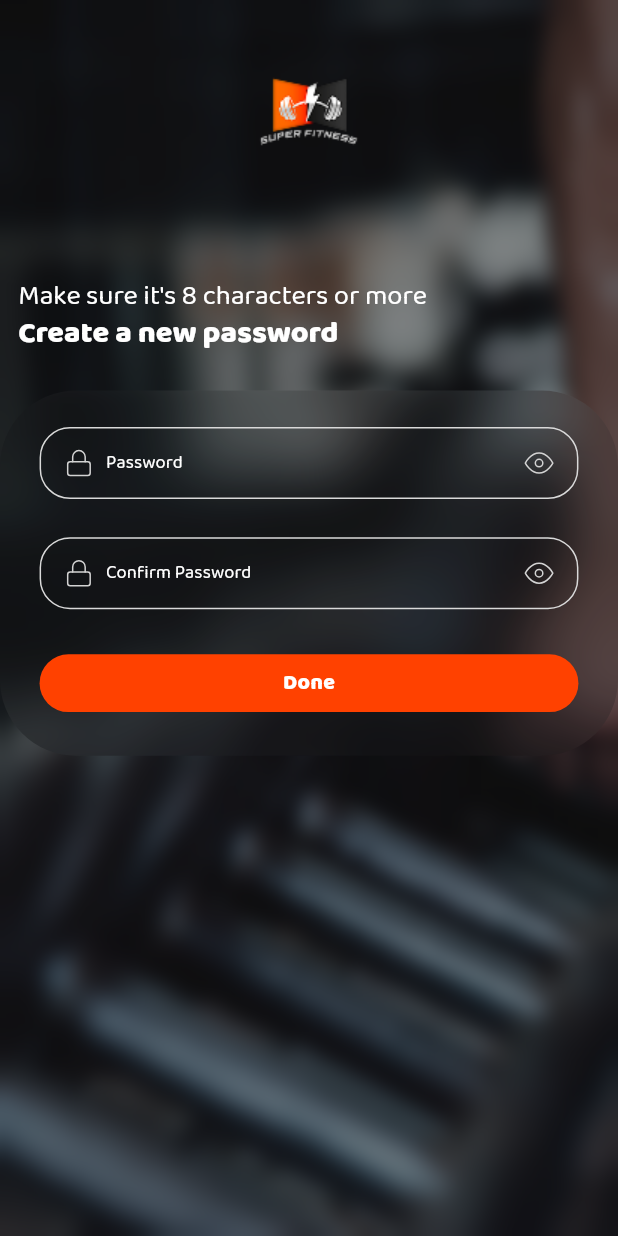
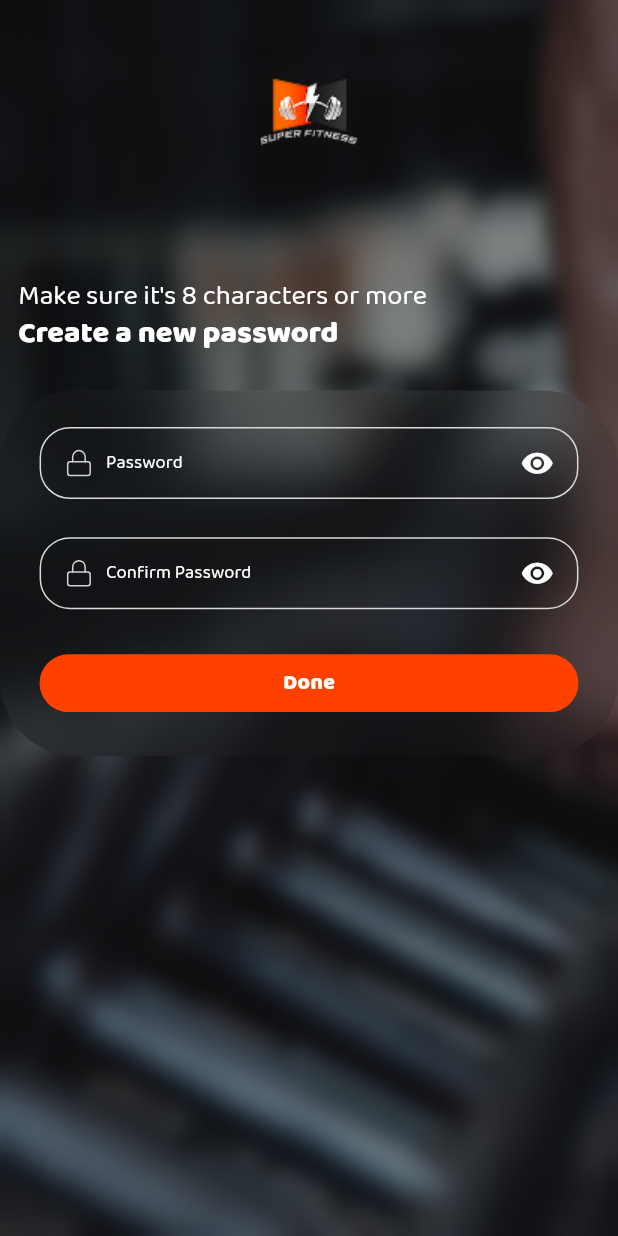
Before and after one commit to 0Elevate0/fitness-app, a Flutter app: the ResetPasswordView screen opened directly with empty values, on a phone screen of 412 x 824 dp. Run offline on Flutter 3.47's test engine with Material 3 defaults, Android fonts, the phone set to English and light mode, and no system bars; our stand-ins replace another_flushbar, connectivity_plus, dio, easy_localization, equatable, firebase_core and 12 more; accounts and stored records are empty; generated files the repository leaves out were written again.

Commit message:
chore: applied all required updates

```diff
--- a/lib/api/data_source/reset_password/remote_data_sourse/remote_data_sourse_impl.dart
+++ b/lib/api/data_source/reset_password/remote_data_source/remote_data_source_impl.dart
@@ -2,7 +2,7 @@ import 'package:fitness_app/api/client/api_client.dart';
 import 'package:fitness_app/api/client/api_result.dart';
 import 'package:fitness_app/api/requests/request_mapper.dart';
 import 'package:fitness_app/api/responses/reset_password_response/reset_password_response.dart';
-import 'package:fitness_app/data/data_source/reset_password/remote_data_sourse/remote_data_sourse.dart';
+import 'package:fitness_app/data/data_source/reset_password/remote_data_source/remote_data_source.dart';
 import 'package:fitness_app/domain/entities/requests/reset_password_request/reset_password_request_entity.dart';
 import 'package:injectable/injectable.dart';
 
--- a/lib/api/requests/forget_password_request/forget_password_request_model.dart
+++ b/lib/api/requests/forget_password_request/forget_password_request_model.dart
@@ -7,9 +7,7 @@ class ForgetPasswordRequestModel {
   @JsonKey(name: "email")
   final String? email;
 
-  ForgetPasswordRequestModel ({
-    this.email,
-  });
+  ForgetPasswordRequestModel({this.email});
 
   factory ForgetPasswordRequestModel.fromJson(Map<String, dynamic> json) {
     return _$ForgetPasswordRequestModelFromJson(json);
--- a/lib/api/requests/reset_password_request/reset_password_request_model.dart
+++ b/lib/api/requests/reset_password_request/reset_password_request_model.dart
@@ -9,10 +9,7 @@ class ResetPasswordRequestModel {
   @JsonKey(name: "newPassword")
   final String? newPassword;
 
-  ResetPasswordRequestModel ({
-    this.email,
-    this.newPassword,
-  });
+  ResetPasswordRequestModel({this.email, this.newPassword});
 
   factory ResetPasswordRequestModel.fromJson(Map<String, dynamic> json) {
     return _$ResetPasswordRequestModelFromJson(json);
--- a/lib/core/constants/app_images.dart
+++ b/lib/core/constants/app_images.dart
@@ -1,6 +1,5 @@
 abstract final class AppImages {
-  static const String onboardingBackground =
-      "assets/images/onboarding_background.jpg";
+  static const String onboardingBackground = "assets/images/onboarding_background.jpg";
   static const String onboarding1 = "assets/images/onboarding_1.png";
   static const String fitLogo ="assets/images/fit_logo.png";
   static const String forgetPassword = "assets/images/forgetPassword.png";
--- a/lib/data/repositories/reset_password/reset_password_repository_impl.dart
+++ b/lib/data/repositories/reset_password/reset_password_repository_impl.dart
@@ -1,6 +1,6 @@
 import 'package:fitness_app/api/client/api_result.dart';
 import 'package:fitness_app/api/responses/reset_password_response/reset_password_response.dart';
-import 'package:fitness_app/data/data_source/reset_password/remote_data_sourse/remote_data_sourse.dart';
+import 'package:fitness_app/data/data_source/reset_password/remote_data_source/remote_data_source.dart';
 import 'package:fitness_app/domain/entities/requests/reset_password_request/reset_password_request_entity.dart';
 import 'package:fitness_app/domain/repositories/reset_password/reset_password_repository.dart';
 import 'package:injectable/injectable.dart';
--- a/lib/presentation/auth/forget_password/views/widgets/build_container.dart
+++ b/lib/presentation/auth/forget_password/views/widgets/build_container.dart
@@ -29,6 +29,7 @@ class BuildContainer extends StatelessWidget {
             mainAxisAlignment: MainAxisAlignment.spaceBetween,
             children: [
               CustomTextFormField(
+                keyboardType: TextInputType.emailAddress,
                 validator: (value) =>
                     Validations.emailValidation(email: value),
                 controller: cubit.emailController,
--- a/lib/presentation/auth/forget_password/views_model/forget_password_state.dart
+++ b/lib/presentation/auth/forget_password/views_model/forget_password_state.dart
@@ -12,11 +12,11 @@ class ForgetPasswordState extends Equatable {
   });
 
   ForgetPasswordState copyWith({
-    StateStatus<void>? status,
+    StateStatus<void>? forgetPasswordState,
     AutovalidateMode? autoValidateMode,
   }) {
     return ForgetPasswordState(
-      forgetPasswordState: status ?? forgetPasswordState,
+      forgetPasswordState: forgetPasswordState  ?? this.forgetPasswordState,
       autoValidateMode: autoValidateMode ?? this.autoValidateMode,
     );
   }
--- a/lib/presentation/auth/reset_password/views/reset_password_view.dart
+++ b/lib/presentation/auth/reset_password/views/reset_password_view.dart
@@ -1,3 +1,4 @@
+import 'package:fitness_app/core/constants/app_images.dart';
 import 'package:fitness_app/core/di/di.dart';
 import 'package:fitness_app/presentation/auth/reset_password/views/widgets/reset_password_body_view.dart';
 import 'package:fitness_app/presentation/auth/reset_password/views_model/reset_password_cubit.dart';
@@ -14,8 +15,17 @@ class ResetPasswordView extends StatelessWidget {
     return BlocProvider
       (create: (_) => getIt.get<ResetPasswordCubit>()
       ..doIntent(InitResetPasswordFormIntent()),
-    child: Scaffold(body: ResetPasswordBodyView(email: email,),
-      resizeToAvoidBottomInset: false,
+    child: Container(
+      decoration: const BoxDecoration(
+        image: DecorationImage(
+          image: AssetImage(AppImages.forgetPassword),
+          fit: BoxFit.cover,
+        ),
+      ),
+      child: Scaffold(body: ResetPasswordBodyView(email: email,),
+        backgroundColor: Colors.transparent,
+        resizeToAvoidBottomInset: false,
+      ),
     ),
     );
   }
--- a/lib/presentation/auth/reset_password/views/widgets/build_form_continar.dart
+++ b/lib/presentation/auth/reset_password/views/widgets/build_form_continar.dart
@@ -21,6 +21,8 @@ class BuildFormContainer extends StatelessWidget {
 
   @override
   Widget build(BuildContext context) {
+    final theme = Theme.of(context);
+
     final cubit = BlocProvider.of<ResetPasswordCubit>(context);
     return BlocBuilder<ResetPasswordCubit, ResetPasswordState>(
       builder: (BuildContext context, state) {
@@ -29,7 +31,7 @@ class BuildFormContainer extends StatelessWidget {
             padding: const EdgeInsets.only(left: 10, right: 10),
             child: Form(
               key: cubit.formKey,
-              autovalidateMode: cubit.state.autoValidateMode,
+              autovalidateMode: state.autoValidateMode,
               child: Column(
                 mainAxisAlignment: MainAxisAlignment.spaceBetween,
                 children: [
@@ -41,10 +43,10 @@ class BuildFormContainer extends StatelessWidget {
                     prefixIcon: SvgPicture.asset(AppIcons.passwordLock),
                     suffixIcon: GestureDetector(
                       onTap: () => cubit.doIntent(TogglePasswordVisibility()),
-                      child: SvgPicture.asset(
-                        state.isPasswordVisible
-                            ? AppIcons.eye
-                            : AppIcons.eye,
+                      child: Icon(
+                        state.isPasswordVisible ? Icons.visibility_off : Icons.visibility,
+                        color: theme.colorScheme.onSecondary,
+                        size: 22.r,
                       ),
                     ),
                     keyboardType: TextInputType.visiblePassword,
@@ -64,24 +66,21 @@ class BuildFormContainer extends StatelessWidget {
                     suffixIcon: GestureDetector(
                       onTap: () =>
                           cubit.doIntent(ToggleConfirmPasswordVisibility()),
-                      child: SvgPicture.asset(
-                        state.isConfirmPasswordVisible
-                            ? AppIcons.eye
-                            : AppIcons.eye,
+                      child: Icon(
+                        state.isConfirmPasswordVisible ? Icons.visibility_off : Icons.visibility,
+                        color: theme.colorScheme.onSecondary,
+                        size: 22.r,
                       ),
                     ),
                     keyboardType: TextInputType.visiblePassword,
                     obscureText: !state.isConfirmPasswordVisible,
-                    textInputAction: TextInputAction.next,
+                    textInputAction: TextInputAction.done,
                   ),
 
                   const RSizedBox(height: 25),
 
                   CustomElevatedButton(
                     onPressed: () {
-                      final isValid =
-                          cubit.formKey.currentState?.validate() ?? false;
-                      if (!isValid) return;
                       cubit.doIntent(
                         OnDoneClick(
                           request: ResetPasswordRequestEntity(
--- a/lib/presentation/auth/reset_password/views/widgets/build_reset_password_form.dart
+++ b/lib/presentation/auth/reset_password/views/widgets/build_reset_password_form.dart
@@ -22,10 +22,6 @@ class BuildResetPasswordForm extends StatelessWidget {
       builder: (context, state) {
         return Stack(
           children: [
-            Positioned.fill(
-              child: Image.asset(AppImages.forgetPassword, fit: BoxFit.cover),
-            ),
-
             BlurredLayerView(
               child: Column(
                 mainAxisAlignment: MainAxisAlignment.start,
--- a/lib/presentation/auth/verification/views/widgets/build_blurred_container.dart
+++ b/lib/presentation/auth/verification/views/widgets/build_blurred_container.dart
@@ -26,7 +26,7 @@ class BuildBlurredContainer extends StatelessWidget {
   @override
   Widget build(BuildContext context) {
     final cubit = BlocProvider.of<VerificationCubit>(context);
-
+    final theme=Theme.of(context);
     return BlurredContainer(
       child: RPadding(
         padding: const EdgeInsets.only(left: 10, right: 10),
@@ -98,9 +98,7 @@ class BuildBlurredContainer extends StatelessWidget {
                     maintainState: true,
                     child: Text(
                       '${state.secondsRemaining}s',
-                      style: Theme.of(
-                        context,
-                      ).textTheme.bodyLarge?.copyWith(color: Colors.red),
+                      style:theme.textTheme.bodyLarge?.copyWith(color: Colors.red),
                     ),
                   ),
                   ResendCodeRow(
```
Also changed, not shown: lib/presentation/auth/forget_password/views/forget_password_view.dart (+13 -2 lines), lib/presentation/auth/forget_password/views/widgets/forget_password_body_view.dart (+3 -7 lines), lib/presentation/auth/forget_password/views_model/forget_password_cubit.dart (+12 -10 lines), lib/presentation/auth/reset_password/views_model/reset_password_cubit.dart (+5 -10 lines), lib/presentation/auth/verification/views/verification_view.dart (+13 -1 lines), lib/presentation/auth/verification/views/widgets/build_verification_form.dart (+3 -5 lines), lib/presentation/auth/verification/views/widgets/verification_view_body.dart (+12 -8 lines), lib/data/data_source/reset_password/remote_data_source/remote_data_source.dart (renamed from lib/data/data_source/reset_password/remote_data_sourse/remote_data_sourse.dart).
